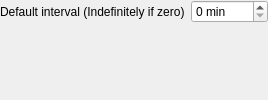
Above: caffeine/src/configwidget.ui from albertlauncher/plugins before the change. Below: the same form after it.
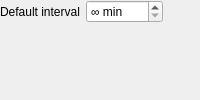
That is the form after the change.

Commit message: [caffeine] Use special text ∞

The edit to the form file:
```diff
--- a/caffeine/src/configwidget.ui
+++ b/caffeine/src/configwidget.ui
@@ -18,7 +18,7 @@
    <item row="0" column="0">
     <widget class="QLabel" name="label">
      <property name="text">
-      <string>Default interval (Indefinitely if zero)</string>
+      <string>Default interval</string>
      </property>
     </widget>
    </item>
@@ -30,6 +30,9 @@
        <verstretch>0</verstretch>
       </sizepolicy>
      </property>
+     <property name="specialValueText">
+      <string>∞ min</string>
+     </property>
      <property name="suffix">
       <string extracomment="minutes abbr"> min</string>
      </property>
```
The commit also changes 3 other files.
